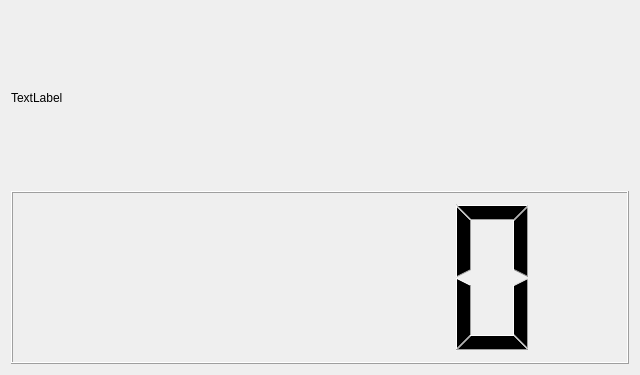
The window that epyq/widgets/lcd.ui (epcpower/st) describes before a commit, drawn with Qt 5.
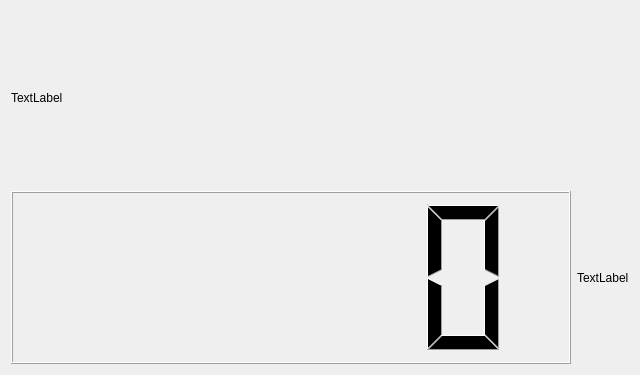
The same window after the commit.

Commit message:
Make widgets aware of signal names and units
Ref T121

```diff
--- a/epyq/widgets/lcd.ui
+++ b/epyq/widgets/lcd.ui
@@ -24,7 +24,25 @@
       </widget>
      </item>
      <item>
-      <widget class="QLCDNumber" name="lcd"/>
+      <layout class="QHBoxLayout" name="horizontalLayout">
+       <item>
+        <widget class="QLCDNumber" name="lcd">
+         <property name="sizePolicy">
+          <sizepolicy hsizetype="Expanding" vsizetype="Minimum">
+           <horstretch>0</horstretch>
+           <verstretch>0</verstretch>
+          </sizepolicy>
+         </property>
+        </widget>
+       </item>
+       <item>
+        <widget class="QLabel" name="units">
+         <property name="text">
+          <string>TextLabel</string>
+         </property>
+        </widget>
+       </item>
+      </layout>
      </item>
     </layout>
    </item>
```
The commit also changes 6 other files.
